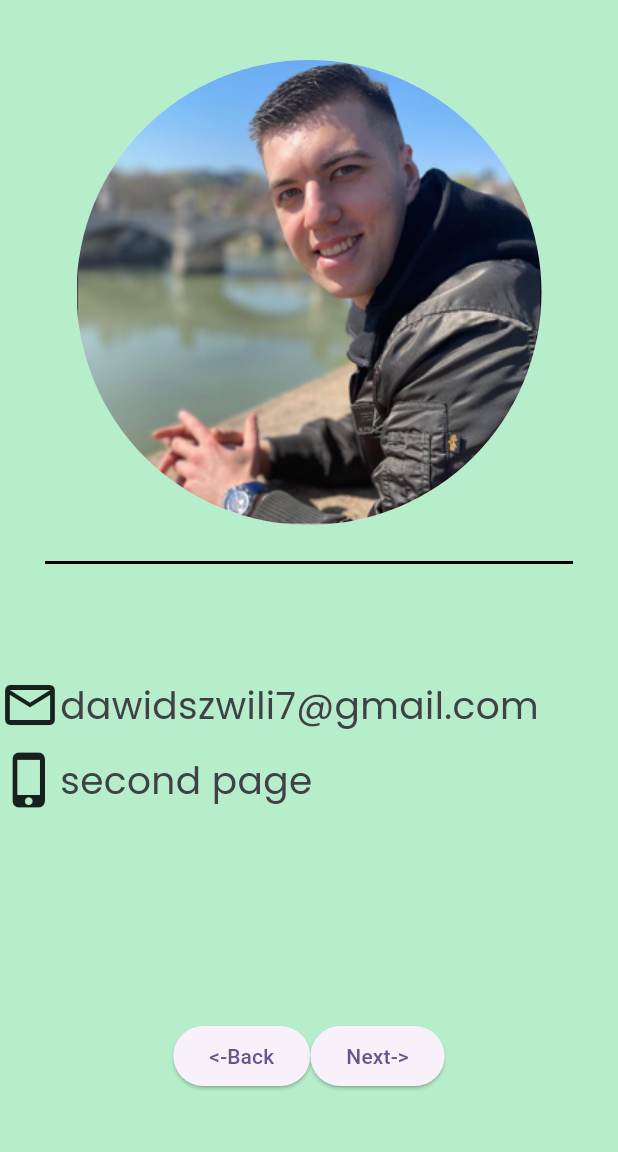
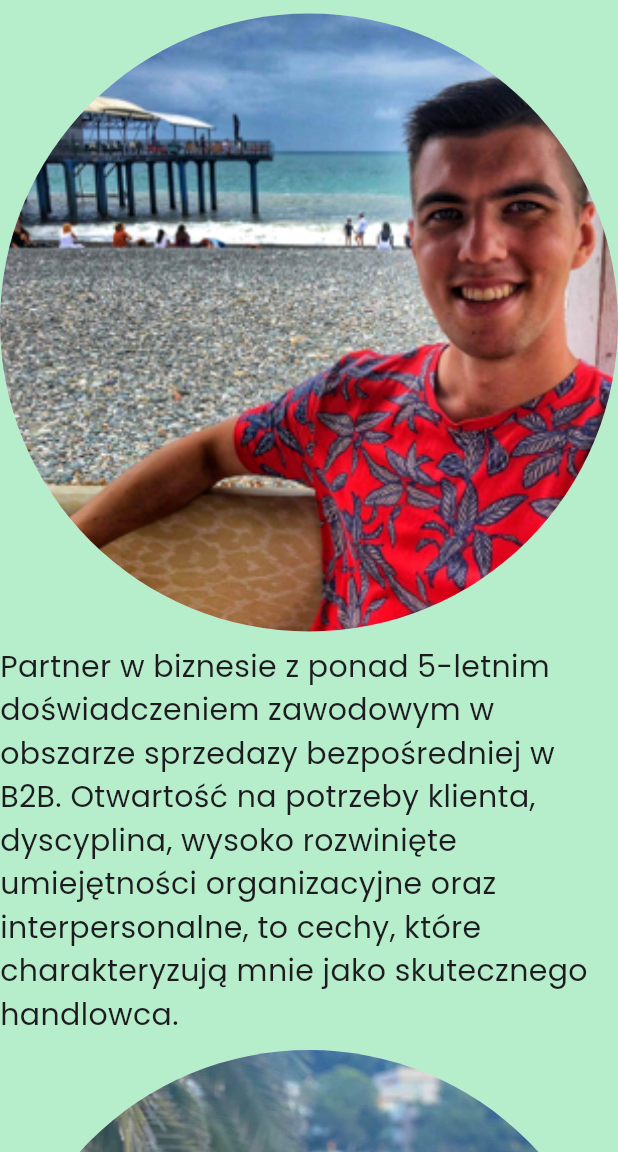
Before and after one commit to dawidszosziaszwili/get_to_know_me, a Flutter app: the SecondPage screen opened directly, on a phone screen of 412 x 824 dp, the part 84-1236 px from its top. Run offline on Flutter 3.47's test engine with Material 2 defaults, Android fonts, the phone set to English and light mode, and no system bars; our stand-ins replace font_awesome_flutter, google_fonts.

Commit message:
Add description

```diff
--- a/lib/SecondPage/second_page.dart
+++ b/lib/SecondPage/second_page.dart
@@ -1,4 +1,5 @@
 import 'package:flutter/material.dart';
+import 'package:get_to_know_me/FirstPage/first_page.dart';
 import 'package:get_to_know_me/ThirdPage/third_page.dart';
 import 'package:google_fonts/google_fonts.dart';
 
@@ -15,59 +16,26 @@ class SecondPage extends StatelessWidget {
         backgroundColor: const Color.fromARGB(255, 119, 179, 141),
       ),
       backgroundColor: const Color.fromARGB(255, 182, 238, 203),
-      body: Center(
-        child: Column(
-          mainAxisAlignment: MainAxisAlignment.center,
+      body: ListView(
         children: [
           const CircleAvatar(
-              backgroundImage: AssetImage('images/image.png'),
-              radius: 155,
+            backgroundImage: AssetImage('images/image5.png'),
+            radius: 215,
           ),
-            const Divider(
-              height: 50,
-              color: Colors.black,
-              indent: 30,
-              endIndent: 30,
-              thickness: 2,
+          Text(
+            'Partner w biznesie z ponad 5-letnim doświadczeniem zawodowym w obszarze sprzedazy bezpośredniej w B2B. Otwartość na potrzeby klienta, dyscyplina, wysoko rozwinięte umiejętności organizacyjne oraz interpersonalne, to cechy, które charakteryzują mnie jako skutecznego handlowca.',
+            style: GoogleFonts.poppins(fontSize: 20),
+          ),
+          const CircleAvatar(
+            backgroundImage: AssetImage('images/image2.png'),
+            radius: 215,
+          ),
+          Text(
+            'Posiadam praktyczną wiedzę dotyczącą zarządzania sprzedazą popartą praktyką zawodową w róznych branzach, a takze wiedzą teoretyczną zdobytą na studiach magisterskich na kierunku Negocjacje i Sprzedaz.',
+            style: GoogleFonts.poppins(fontSize: 20),
           ),
           const SizedBox(
-              height: 50,
-            ),
-            Row(
-              children: [
-                const Icon(
-                  Icons.mail_outline,
-                  size: 40,
-                ),
-                Text(
-                  'dawidszwili7@gmail.com',
-                  style: GoogleFonts.poppins(
-                    fontSize: 25,
-                    color: const Color.fromARGB(255, 64, 64, 69),
-                  ),
-                ),
-              ],
-            ),
-            const SizedBox(
-              height: 10,
-            ),
-            Row(
-              children: [
-                const Icon(
-                  Icons.phone_iphone,
-                  size: 40,
-                ),
-                Text(
-                  'second page',
-                  style: GoogleFonts.poppins(
-                    fontSize: 25,
-                    color: const Color.fromARGB(255, 64, 64, 69),
-                  ),
-                ),
-              ],
-            ),
-            const SizedBox(
-              height: 140,
+            height: 35,
           ),
           Row(
             mainAxisAlignment: MainAxisAlignment.center,
@@ -75,7 +43,11 @@ class SecondPage extends StatelessWidget {
               ElevatedButton(
                 child: const Text('<-Back'),
                 onPressed: () {
-                    Navigator.of(context).pop();
+                  Navigator.of(context).pop(
+                    MaterialPageRoute(
+                      builder: (_) => const FirstPage(),
+                    ),
+                  );
                 },
               ),
               ElevatedButton(
@@ -92,7 +64,6 @@ class SecondPage extends StatelessWidget {
           ),
         ],
       ),
-      ),
     );
   }
 }
```
Also changed, not shown: images/image5.png (added). Lines whose indentation alone changed are shown as unchanged.
